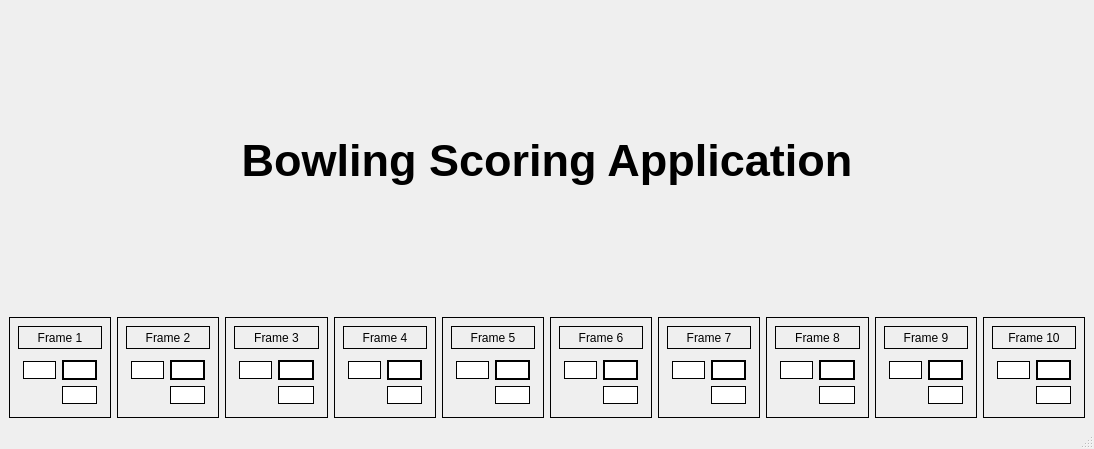
Above: mainwindow.ui from adiaz004/bowling_scoring_application before the change. Below: the same form after it.
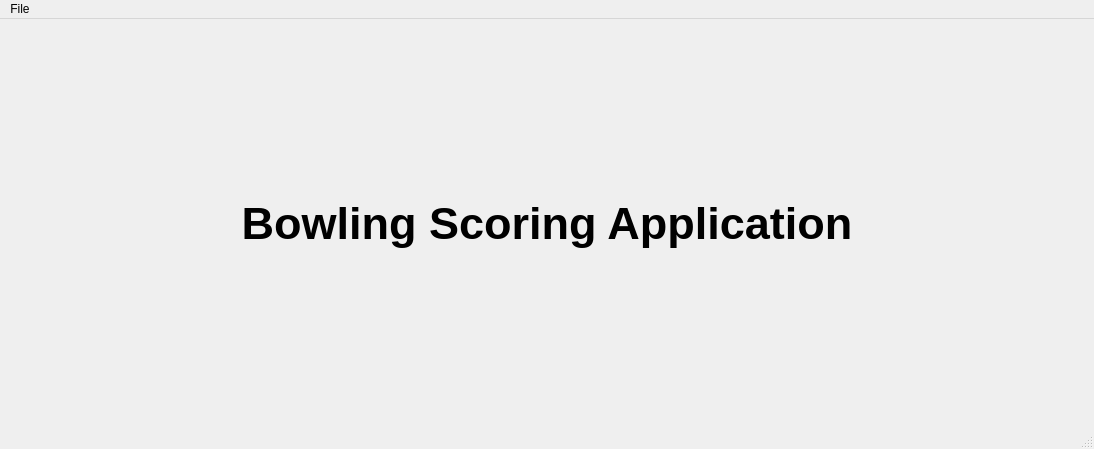
That is the form after the change.

Commit message: mainwindow: now dynamically adds 10 frame widgets.

```diff
--- a/mainwindow.ui
+++ b/mainwindow.ui
@@ -33,838 +33,7 @@
      </widget>
     </item>
     <item>
-     <layout class="QHBoxLayout" name="horizontalLayout">
-      <item>
-       <widget class="QWidget" name="FrameWidget_3" native="true">
-        <property name="maximumSize">
-         <size>
-          <width>134</width>
-          <height>101</height>
-         </size>
-        </property>
-        <property name="styleSheet">
-         <string notr="true">border: 1px solid black</string>
-        </property>
-        <layout class="QVBoxLayout" name="verticalLayout_17">
-         <item>
-          <widget class="QLabel" name="label_17">
-           <property name="maximumSize">
-            <size>
-             <width>132</width>
-             <height>39</height>
-            </size>
-           </property>
-           <property name="styleSheet">
-            <string notr="true">border: 1px solid black</string>
-           </property>
-           <property name="text">
-            <string>Frame 1</string>
-           </property>
-           <property name="alignment">
-            <set>Qt::AlignCenter</set>
-           </property>
-          </widget>
-         </item>
-         <item>
-          <layout class="QGridLayout" name="gridLayout_17">
-           <property name="leftMargin">
-            <number>5</number>
-           </property>
-           <property name="topMargin">
-            <number>5</number>
-           </property>
-           <property name="rightMargin">
-            <number>5</number>
-           </property>
-           <property name="bottomMargin">
-            <number>5</number>
-           </property>
-           <item row="0" column="0">
-            <widget class="QLineEdit" name="lineEdit_7">
-             <property name="maximumSize">
-              <size>
-               <width>57</width>
-               <height>18</height>
-              </size>
-             </property>
-            </widget>
-           </item>
-           <item row="0" column="1">
-            <widget class="QLineEdit" name="lineEdit_8">
-             <property name="maximumSize">
-              <size>
-               <width>59</width>
-               <height>20</height>
-              </size>
-             </property>
-             <property name="styleSheet">
-              <string notr="true">border: 2px solid black</string>
-             </property>
-            </widget>
-           </item>
-           <item row="1" column="1">
-            <widget class="QLineEdit" name="lineEdit_9">
-             <property name="maximumSize">
-              <size>
-               <width>59</width>
-               <height>18</height>
-              </size>
-             </property>
-            </widget>
-           </item>
-          </layout>
-         </item>
-        </layout>
-       </widget>
-      </item>
-      <item>
-       <widget class="QWidget" name="FrameWidget" native="true">
-        <property name="maximumSize">
-         <size>
-          <width>134</width>
-          <height>101</height>
-         </size>
-        </property>
-        <property name="styleSheet">
-         <string notr="true">border: 1px solid black</string>
-        </property>
-        <layout class="QVBoxLayout" name="verticalLayout_15">
-         <item>
-          <widget class="QLabel" name="label_15">
-           <property name="maximumSize">
-            <size>
-             <width>132</width>
-             <height>39</height>
-            </size>
-           </property>
-           <property name="styleSheet">
-            <string notr="true">border: 1px solid black</string>
-           </property>
-           <property name="text">
-            <string>Frame 2</string>
-           </property>
-           <property name="alignment">
-            <set>Qt::AlignCenter</set>
-           </property>
-          </widget>
-         </item>
-         <item>
-          <layout class="QGridLayout" name="gridLayout_15">
-           <property name="leftMargin">
-            <number>5</number>
-           </property>
-           <property name="topMargin">
-            <number>5</number>
-           </property>
-           <property name="rightMargin">
-            <number>5</number>
-           </property>
-           <property name="bottomMargin">
-            <number>5</number>
-           </property>
-           <item row="0" column="0">
-            <widget class="QLineEdit" name="lineEdit">
-             <property name="maximumSize">
-              <size>
-               <width>57</width>
-               <height>18</height>
-              </size>
-             </property>
-            </widget>
-           </item>
-           <item row="0" column="1">
-            <widget class="QLineEdit" name="lineEdit_2">
-             <property name="maximumSize">
-              <size>
-               <width>59</width>
-               <height>20</height>
-              </size>
-             </property>
-             <property name="styleSheet">
-              <string notr="true">border: 2px solid black</string>
-             </property>
-            </widget>
-           </item>
-           <item row="1" column="1">
-            <widget class="QLineEdit" name="lineEdit_3">
-             <property name="maximumSize">
-              <size>
-               <width>59</width>
-               <height>18</height>
-              </size>
-             </property>
-            </widget>
-           </item>
-          </layout>
-         </item>
-        </layout>
-       </widget>
-      </item>
-      <item>
-       <widget class="QWidget" name="FrameWidget_2" native="true">
-        <property name="maximumSize">
-         <size>
-          <width>134</width>
-          <height>101</height>
-         </size>
-        </property>
-        <property name="styleSheet">
-         <string notr="true">border: 1px solid black</string>
-        </property>
-        <layout class="QVBoxLayout" name="verticalLayout_16">
-         <item>
-          <widget class="QLabel" name="label_16">
-           <property name="maximumSize">
-            <size>
-             <width>132</width>
-             <height>39</height>
-            </size>
-           </property>
-           <property name="styleSheet">
-            <string notr="true">border: 1px solid black</string>
-           </property>
-           <property name="text">
-            <string>Frame 3</string>
-           </property>
-           <property name="alignment">
-            <set>Qt::AlignCenter</set>
-           </property>
-          </widget>
-         </item>
-         <item>
-          <layout class="QGridLayout" name="gridLayout_16">
-           <property name="leftMargin">
-            <number>5</number>
-           </property>
-           <property name="topMargin">
-            <number>5</number>
-           </property>
-           <property name="rightMargin">
-            <number>5</number>
-           </property>
-           <property name="bottomMargin">
-            <number>5</number>
-           </property>
-           <item row="0" column="0">
-            <widget class="QLineEdit" name="lineEdit_4">
-             <property name="maximumSize">
-              <size>
-               <width>57</width>
-               <height>18</height>
-              </size>
-             </property>
-            </widget>
-           </item>
-           <item row="0" column="1">
-            <widget class="QLineEdit" name="lineEdit_5">
-             <property name="maximumSize">
-              <size>
-               <width>59</width>
-               <height>20</height>
-              </size>
-             </property>
-             <property name="styleSheet">
-              <string notr="true">border: 2px solid black</string>
-             </property>
-            </widget>
-           </item>
-           <item row="1" column="1">
-            <widget class="QLineEdit" name="lineEdit_6">
-             <property name="maximumSize">
-              <size>
-               <width>59</width>
-               <height>18</height>
-              </size>
-             </property>
-            </widget>
-           </item>
-          </layout>
-         </item>
-        </layout>
-       </widget>
-      </item>
-      <item>
-       <widget class="QWidget" name="FrameWidget_4" native="true">
-        <property name="maximumSize">
-         <size>
-          <width>134</width>
-          <height>101</height>
-         </size>
-        </property>
-        <property name="styleSheet">
-         <string notr="true">border: 1px solid black</string>
-        </property>
-        <layout class="QVBoxLayout" name="verticalLayout_18">
-         <item>
-          <widget class="QLabel" name="label_18">
-           <property name="maximumSize">
-            <size>
-             <width>132</width>
-             <height>39</height>
-            </size>
-           </property>
-           <property name="styleSheet">
-            <string notr="true">border: 1px solid black</string>
-           </property>
-           <property name="text">
-            <string>Frame 4</string>
-           </property>
-           <property name="alignment">
-            <set>Qt::AlignCenter</set>
-           </property>
-          </widget>
-         </item>
-         <item>
-          <layout class="QGridLayout" name="gridLayout_18">
-           <property name="leftMargin">
-            <number>5</number>
-           </property>
-           <property name="topMargin">
-            <number>5</number>
-           </property>
-           <property name="rightMargin">
-            <number>5</number>
-           </property>
-           <property name="bottomMargin">
-            <number>5</number>
-           </property>
-           <item row="0" column="0">
-            <widget class="QLineEdit" name="lineEdit_10">
-             <property name="maximumSize">
-              <size>
-               <width>57</width>
-               <height>18</height>
-              </size>
-             </property>
-            </widget>
-           </item>
-           <item row="0" column="1">
-            <widget class="QLineEdit" name="lineEdit_11">
-             <property name="maximumSize">
-              <size>
-               <width>59</width>
-               <height>20</height>
-              </size>
-             </property>
-             <property name="styleSheet">
-              <string notr="true">border: 2px solid black</string>
-             </property>
-            </widget>
-           </item>
-           <item row="1" column="1">
-            <widget class="QLineEdit" name="lineEdit_12">
-             <property name="maximumSize">
-              <size>
-               <width>59</width>
-               <height>18</height>
-              </size>
-             </property>
-            </widget>
-           </item>
-          </layout>
-         </item>
-        </layout>
-       </widget>
-      </item>
-      <item>
-       <widget class="QWidget" name="FrameWidget_5" native="true">
-        <property name="maximumSize">
-         <size>
-          <width>134</width>
-          <height>101</height>
-         </size>
-        </property>
-        <property name="styleSheet">
-         <string notr="true">border: 1px solid black</string>
-        </property>
-        <layout class="QVBoxLayout" name="verticalLayout_19">
-         <item>
-          <widget class="QLabel" name="label_19">
-           <property name="maximumSize">
-            <size>
-             <width>132</width>
-             <height>39</height>
-            </size>
-           </property>
-           <property name="styleSheet">
-            <string notr="true">border: 1px solid black</string>
-           </property>
-           <property name="text">
-            <string>Frame 5</string>
-           </property>
-           <property name="alignment">
-            <set>Qt::AlignCenter</set>
-           </property>
-          </widget>
-         </item>
-         <item>
-          <layout class="QGridLayout" name="gridLayout_19">
-           <property name="leftMargin">
-            <number>5</number>
-           </property>
-           <property name="topMargin">
-            <number>5</number>
-           </property>
-           <property name="rightMargin">
-            <number>5</number>
-           </property>
-           <property name="bottomMargin">
-            <number>5</number>
-           </property>
-           <item row="0" column="0">
-            <widget class="QLineEdit" name="lineEdit_13">
-             <property name="maximumSize">
-              <size>
-               <width>57</width>
-               <height>18</height>
-              </size>
-             </property>
-            </widget>
-           </item>
-           <item row="0" column="1">
-            <widget class="QLineEdit" name="lineEdit_14">
-             <property name="maximumSize">
-              <size>
-               <width>59</width>
-               <height>20</height>
-              </size>
-             </property>
-             <property name="styleSheet">
-              <string notr="true">border: 2px solid black</string>
-             </property>
-            </widget>
-           </item>
-           <item row="1" column="1">
-            <widget class="QLineEdit" name="lineEdit_15">
-             <property name="maximumSize">
-              <size>
-               <width>59</width>
-               <height>18</height>
-              </size>
-             </property>
-            </widget>
-           </item>
-          </layout>
-         </item>
-        </layout>
-       </widget>
-      </item>
-      <item>
-       <widget class="QWidget" name="FrameWidget_6" native="true">
-        <property name="maximumSize">
-         <size>
-          <width>134</width>
-          <height>101</height>
-         </size>
-        </property>
-        <property name="styleSheet">
-         <string notr="true">border: 1px solid black</string>
-        </property>
-        <layout class="QVBoxLayout" name="verticalLayout_20">
-         <item>
-          <widget class="QLabel" name="label_20">
-           <property name="maximumSize">
-            <size>
-             <width>132</width>
-             <height>39</height>
-            </size>
-           </property>
-           <property name="styleSheet">
-            <string notr="true">border: 1px solid black</string>
-           </property>
-           <property name="text">
-            <string>Frame 6</string>
-           </property>
-           <property name="alignment">
-            <set>Qt::AlignCenter</set>
-           </property>
-          </widget>
-         </item>
-         <item>
-          <layout class="QGridLayout" name="gridLayout_20">
-           <property name="leftMargin">
-            <number>5</number>
-           </property>
-           <property name="topMargin">
-            <number>5</number>
-           </property>
-           <property name="rightMargin">
-            <number>5</number>
-           </property>
-           <property name="bottomMargin">
-            <number>5</number>
-           </property>
-           <item row="0" column="0">
-            <widget class="QLineEdit" name="lineEdit_16">
-             <property name="maximumSize">
-              <size>
-               <width>57</width>
-               <height>18</height>
-              </size>
-             </property>
-            </widget>
-           </item>
-           <item row="0" column="1">
-            <widget class="QLineEdit" name="lineEdit_17">
-             <property name="maximumSize">
-              <size>
-               <width>59</width>
-               <height>20</height>
-              </size>
-             </property>
-             <property name="styleSheet">
-              <string notr="true">border: 2px solid black</string>
-             </property>
-            </widget>
-           </item>
-           <item row="1" column="1">
-            <widget class="QLineEdit" name="lineEdit_18">
-             <property name="maximumSize">
-              <size>
-               <width>59</width>
-               <height>18</height>
-              </size>
-             </property>
-            </widget>
-           </item>
-          </layout>
-         </item>
-        </layout>
-       </widget>
-      </item>
-      <item>
-       <widget class="QWidget" name="FrameWidget_7" native="true">
-        <property name="maximumSize">
-         <size>
-          <width>134</width>
-          <height>101</height>
-         </size>
-        </property>
-        <property name="styleSheet">
-         <string notr="true">border: 1px solid black</string>
-        </property>
-        <layout class="QVBoxLayout" name="verticalLayout_21">
-         <item>
-          <widget class="QLabel" name="label_21">
-           <property name="maximumSize">
-            <size>
-             <width>132</width>
-             <height>39</height>
-            </size>
-           </property>
-           <property name="styleSheet">
-            <string notr="true">border: 1px solid black</string>
-           </property>
-           <property name="text">
-            <string>Frame 7</string>
-           </property>
-           <property name="alignment">
-            <set>Qt::AlignCenter</set>
-           </property>
-          </widget>
-         </item>
-         <item>
-          <layout class="QGridLayout" name="gridLayout_21">
-           <property name="leftMargin">
-            <number>5</number>
-           </property>
-           <property name="topMargin">
-            <number>5</number>
-           </property>
-           <property name="rightMargin">
-            <number>5</number>
-           </property>
-           <property name="bottomMargin">
-            <number>5</number>
-           </property>
-           <item row="0" column="0">
-            <widget class="QLineEdit" name="lineEdit_19">
-             <property name="maximumSize">
-              <size>
-               <width>57</width>
-               <height>18</height>
-              </size>
-             </property>
-            </widget>
-           </item>
-           <item row="0" column="1">
-            <widget class="QLineEdit" name="lineEdit_20">
-             <property name="maximumSize">
-              <size>
-               <width>59</width>
-               <height>20</height>
-              </size>
-             </property>
-             <property name="styleSheet">
-              <string notr="true">border: 2px solid black</string>
-             </property>
-            </widget>
-           </item>
-           <item row="1" column="1">
-            <widget class="QLineEdit" name="lineEdit_21">
-             <property name="maximumSize">
-              <size>
-               <width>59</width>
-               <height>18</height>
-              </size>
-             </property>
-            </widget>
-           </item>
-          </layout>
-         </item>
-        </layout>
-       </widget>
-      </item>
-      <item>
-       <widget class="QWidget" name="FrameWidget_8" native="true">
-        <property name="maximumSize">
-         <size>
-          <width>134</width>
-          <height>101</height>
-         </size>
-        </property>
-        <property name="styleSheet">
-         <string notr="true">border: 1px solid black</string>
-        </property>
-        <layout class="QVBoxLayout" name="verticalLayout_22">
-         <item>
-          <widget class="QLabel" name="label_22">
-           <property name="maximumSize">
-            <size>
-             <width>132</width>
-             <height>39</height>
-            </size>
-           </property>
-           <property name="styleSheet">
-            <string notr="true">border: 1px solid black</string>
-           </property>
-           <property name="text">
-            <string>Frame 8</string>
-           </property>
-           <property name="alignment">
-            <set>Qt::AlignCenter</set>
-           </property>
-          </widget>
-         </item>
-         <item>
-          <layout class="QGridLayout" name="gridLayout_22">
-           <property name="leftMargin">
-            <number>5</number>
-           </property>
-           <property name="topMargin">
-            <number>5</number>
-           </property>
-           <property name="rightMargin">
-            <number>5</number>
-           </property>
-           <property name="bottomMargin">
-            <number>5</number>
-           </property>
-           <item row="0" column="0">
-            <widget class="QLineEdit" name="lineEdit_22">
-             <property name="maximumSize">
-              <size>
-               <width>57</width>
-               <height>18</height>
-              </size>
-             </property>
-            </widget>
-           </item>
-           <item row="0" column="1">
-            <widget class="QLineEdit" name="lineEdit_23">
-             <property name="maximumSize">
-              <size>
-               <width>59</width>
-               <height>20</height>
-              </size>
-             </property>
-             <property name="styleSheet">
-              <string notr="true">border: 2px solid black</string>
-             </property>
-            </widget>
-           </item>
-           <item row="1" column="1">
-            <widget class="QLineEdit" name="lineEdit_24">
-             <property name="maximumSize">
-              <size>
-               <width>59</width>
-               <height>18</height>
-              </size>
-             </property>
-            </widget>
-           </item>
-          </layout>
-         </item>
-        </layout>
-       </widget>
-      </item>
-      <item>
-       <widget class="QWidget" name="FrameWidget_9" native="true">
-        <property name="maximumSize">
-         <size>
-          <width>134</width>
-          <height>101</height>
-         </size>
-        </property>
-        <property name="styleSheet">
-         <string notr="true">border: 1px solid black</string>
-        </property>
-        <layout class="QVBoxLayout" name="verticalLayout_23">
-         <item>
-          <widget class="QLabel" name="label_23">
-           <property name="maximumSize">
-            <size>
-             <width>132</width>
-             <height>39</height>
-            </size>
-           </property>
-           <property name="styleSheet">
-            <string notr="true">border: 1px solid black</string>
-           </property>
-           <property name="text">
-            <string>Frame 9</string>
-           </property>
-           <property name="alignment">
-            <set>Qt::AlignCenter</set>
-           </property>
-          </widget>
-         </item>
-         <item>
-          <layout class="QGridLayout" name="gridLayout_23">
-           <property name="leftMargin">
-            <number>5</number>
-           </property>
-           <property name="topMargin">
-            <number>5</number>
-           </property>
-           <property name="rightMargin">
-            <number>5</number>
-           </property>
-           <property name="bottomMargin">
-            <number>5</number>
-           </property>
-           <item row="0" column="0">
-            <widget class="QLineEdit" name="lineEdit_25">
-             <property name="maximumSize">
-              <size>
-               <width>57</width>
-               <height>18</height>
-              </size>
-             </property>
-            </widget>
-           </item>
-           <item row="0" column="1">
-            <widget class="QLineEdit" name="lineEdit_26">
-             <property name="maximumSize">
-              <size>
-               <width>59</width>
-               <height>20</height>
-              </size>
-             </property>
-             <property name="styleSheet">
-              <string notr="true">border: 2px solid black</string>
-             </property>
-            </widget>
-           </item>
-           <item row="1" column="1">
-            <widget class="QLineEdit" name="lineEdit_27">
-             <property name="maximumSize">
-              <size>
-               <width>59</width>
-               <height>18</height>
-              </size>
-             </property>
-            </widget>
-           </item>
-          </layout>
-         </item>
-        </layout>
-       </widget>
-      </item>
-      <item>
-       <widget class="QWidget" name="FrameWidget_10" native="true">
-        <property name="maximumSize">
-         <size>
-          <width>134</width>
-          <height>101</height>
-         </size>
-        </property>
-        <property name="styleSheet">
-         <string notr="true">border: 1px solid black</string>
-        </property>
-        <layout class="QVBoxLayout" name="verticalLayout_26">
-         <item>
-          <widget class="QLabel" name="label_26">
-           <property name="maximumSize">
-            <size>
-             <width>132</width>
-             <height>39</height>
-            </size>
-           </property>
-           <property name="styleSheet">
-            <string notr="true">border: 1px solid black</string>
-           </property>
-           <property name="text">
-            <string>Frame 10</string>
-           </property>
-           <property name="alignment">
-            <set>Qt::AlignCenter</set>
-           </property>
-          </widget>
-         </item>
-         <item>
-          <layout class="QGridLayout" name="gridLayout_26">
-           <property name="leftMargin">
-            <number>5</number>
-           </property>
-           <property name="topMargin">
-            <number>5</number>
-           </property>
-           <property name="rightMargin">
-            <number>5</number>
-           </property>
-           <property name="bottomMargin">
-            <number>5</number>
-           </property>
-           <item row="0" column="0">
-            <widget class="QLineEdit" name="lineEdit_28">
-             <property name="maximumSize">
-              <size>
-               <width>57</width>
-               <height>18</height>
-              </size>
-             </property>
-            </widget>
-           </item>
-           <item row="0" column="1">
-            <widget class="QLineEdit" name="lineEdit_29">
-             <property name="maximumSize">
-              <size>
-               <width>59</width>
-               <height>20</height>
-              </size>
-             </property>
-             <property name="styleSheet">
-              <string notr="true">border: 2px solid black</string>
-             </property>
-            </widget>
-           </item>
-           <item row="1" column="1">
-            <widget class="QLineEdit" name="lineEdit_30">
-             <property name="maximumSize">
-              <size>
-               <width>59</width>
-               <height>18</height>
-              </size>
-             </property>
-            </widget>
-           </item>
-          </layout>
-         </item>
-        </layout>
-       </widget>
-      </item>
-     </layout>
+     <layout class="QHBoxLayout" name="horizontalLayout"/>
     </item>
     <item>
      <layout class="QHBoxLayout" name="horizontalLayout_2"/>
@@ -880,6 +49,13 @@
      <height>21</height>
     </rect>
    </property>
+   <widget class="QMenu" name="menuFile">
+    <property name="title">
+     <string>File</string>
+    </property>
+    <addaction name="actionExit"/>
+   </widget>
+   <addaction name="menuFile"/>
   </widget>
   <widget class="QStatusBar" name="statusbar"/>
  </widget>
```
Left out of the diff: 7 changed lines with no effect on the pictures. The commit also changes 7 other files.
